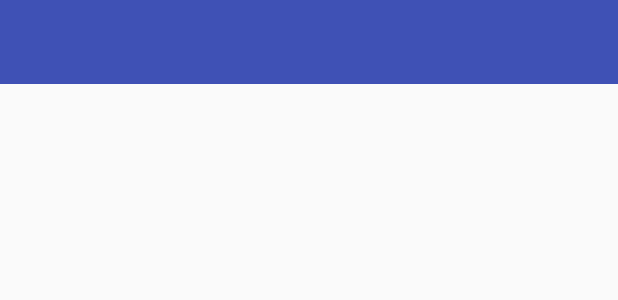
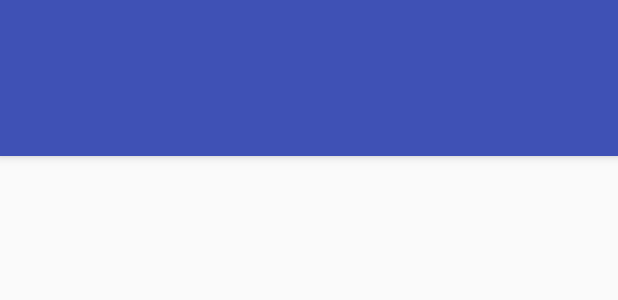
Before and after one commit to jeanPokou/mdCodeLab, an Android app: the layout activity_main.xml on its own in the app's theme, with its tools: preview values and no code run, on a phone screen of 412 x 824 dp. Shown: the top 300 px of the screen. Run offline under Robolectric (Android 15) with nearby library versions, the phone set to English and light mode, and no system bars.

```diff
--- a/app/build.gradle
+++ b/app/build.gradle
@@ -32,4 +32,7 @@ dependencies {
         exclude group: 'com.android.support', module: 'support-annotations'
     })
     implementation"org.jetbrains.kotlin:kotlin-stdlib-jre7:$kotlin_version"
+    // anko synthetic
+    compile "org.jetbrains.anko:anko:$anko_version"
+    compile 'com.android.support:design:23.4.0'
 }
--- a/app/src/main/java/com/slack/jeanpokou/mdcodelab/MainActivity.kt
+++ b/app/src/main/java/com/slack/jeanpokou/mdcodelab/MainActivity.kt
@@ -2,11 +2,18 @@ package com.slack.jeanpokou.mdcodelab
 
 import android.support.v7.app.AppCompatActivity
 import android.os.Bundle
+import kotlinx.android.synthetic.main.activity_main.*
 
 class MainActivity : AppCompatActivity() {
 
     override fun onCreate(savedInstanceState: Bundle?) {
         super.onCreate(savedInstanceState)
         setContentView(R.layout.activity_main)
+
+        with(tabs) {
+            addTab(tabs.newTab().setText("Tab 1"))
+            addTab(tabs.newTab().setText("Tab 2"))
+            addTab(tabs.newTab().setText("Tab 3"))
+        }
     }
 }
--- a/app/src/main/res/layout/activity_main.xml
+++ b/app/src/main/res/layout/activity_main.xml
@@ -1,19 +1,35 @@
 <?xml version="1.0" encoding="utf-8"?>
-<RelativeLayout xmlns:android="http://schemas.android.com/apk/res/android"
+<android.support.design.widget.CoordinatorLayout xmlns:android="http://schemas.android.com/apk/res/android"
     xmlns:app="http://schemas.android.com/apk/res-auto"
-    xmlns:tools="http://schemas.android.com/tools"
+    android:id="@+id/main_content"
     android:layout_width="match_parent"
-    android:layout_height="match_parent"
-    tools:context="com.slack.jeanpokou.mdcodelab.MainActivity">
+    android:layout_height="match_parent">
 
-    <android.support.v7.widget.Toolbar
+    <android.support.design.widget.AppBarLayout
+        android:id="@+id/appbar"
         android:layout_width="match_parent"
-        android:layout_height="?attr/actionBarSize"
-        android:id="@+id/toolbar"
-       android:background="?attr/colorPrimary"
-        app:popupTheme="@style/ThemeOverlay.AppCompat.Light"
+        android:layout_height="wrap_content"
+        android:theme="@style/ThemeOverlay.AppCompat.Dark.ActionBar"
         >
 
-    </android.support.v7.widget.Toolbar>
+        <android.support.v7.widget.Toolbar
+            android:id="@+id/toolbar"
+            android:layout_width="match_parent"
+            android:layout_height="?attr/actionBarSize"
+            android:background="?attr/colorPrimary"
+            app:layout_scrollFlags ="scroll|enterAlways"
+            app:popupTheme="@style/ThemeOverlay.AppCompat.Light">
 
-</RelativeLayout>
+        </android.support.v7.widget.Toolbar>
+
+        <android.support.design.widget.TabLayout
+            android:id="@+id/tabs"
+            android:layout_width="match_parent"
+            android:layout_height="wrap_content"
+            />
+
+
+    </android.support.design.widget.AppBarLayout>
+
+
+</android.support.design.widget.CoordinatorLayout>
--- a/app/src/main/res/values/styles.xml
+++ b/app/src/main/res/values/styles.xml
@@ -1,7 +1,7 @@
 <resources>
 
     <!-- Base application theme. -->
-    <style name="AppTheme" parent="Theme.AppCompat.Light.DarkActionBar">
+    <style name="AppTheme" parent="Theme.AppCompat.Light.NoActionBar">
         <!-- Customize your theme here. -->
         <item name="colorPrimary">@color/colorPrimary</item>
         <item name="colorPrimaryDark">@color/colorPrimaryDark</item>
--- a/build.gradle
+++ b/build.gradle
@@ -2,6 +2,7 @@
 
 buildscript {
     ext.kotlin_version = '1.1.3-2'
+    ext.anko_version = '0.10.1'
     repositories {
         google()
         jcenter()
```
